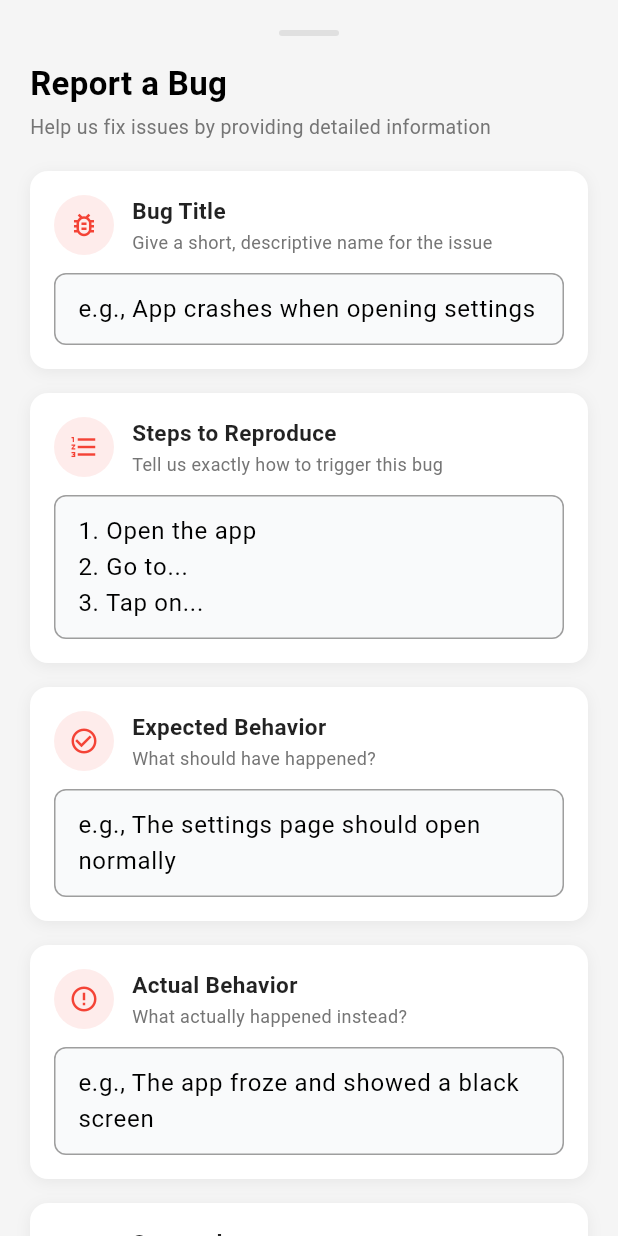
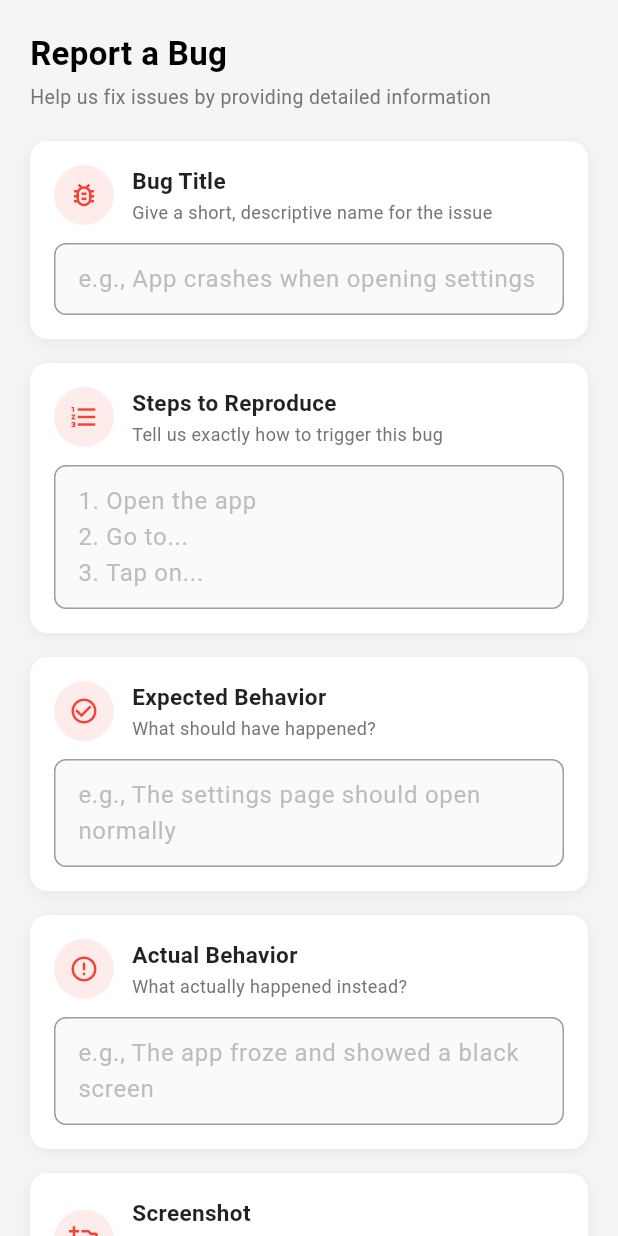
Before and after one commit to Aaronwzs/jsba_viewer_coach, a Flutter app: the BugReportForm widget shown alone on an empty page, opened directly with empty values, on a phone screen of 412 x 824 dp. Run offline on Flutter 3.47's test engine with Material 3 defaults, Android fonts, the phone set to English and light mode, and no system bars; our stand-ins replace auto_route, cached_network_image, cloud_firestore, device_info_plus, dio, firebase_auth and 8 more; accounts and stored records are empty.

Commit message:
fix: remove debug text, rename My Kids to My Players, convert feedback forms to full-screen pages with lighter hints

```diff
--- a/lib/app/view/parent/my_reports_page.dart
+++ b/lib/app/view/parent/my_reports_page.dart
@@ -113,7 +113,7 @@ class _MyReportsPageState extends State<MyReportsPage> {
         ],
         if (allKids.isNotEmpty) ...[
           const Text(
-            'My Kids',
+            'My Players',
             style: TextStyle(fontSize: 16, fontWeight: FontWeight.bold),
           ),
           const SizedBox(height: 8),
--- a/lib/app/view/shared/widgets/bug_report_form.dart
+++ b/lib/app/view/shared/widgets/bug_report_form.dart
@@ -117,17 +117,6 @@ class _BugReportFormState extends State<BugReportForm> {
           mainAxisSize: MainAxisSize.min,
           crossAxisAlignment: CrossAxisAlignment.start,
           children: [
-            Center(
-              child: Container(
-                width: 40,
-                height: 4,
-                decoration: BoxDecoration(
-                  color: Colors.grey[300],
-                  borderRadius: BorderRadius.circular(2),
-                ),
-              ),
-            ),
-            const SizedBox(height: 16),
             const Text(
               'Report a Bug',
               style: TextStyle(fontSize: 22, fontWeight: FontWeight.bold),
@@ -147,6 +136,7 @@ class _BugReportFormState extends State<BugReportForm> {
                 controller: _titleController,
                 decoration: InputDecoration(
                   hintText: 'e.g., App crashes when opening settings',
+                  hintStyle: TextStyle(color: Colors.grey[400]),
                   border: OutlineInputBorder(
                     borderRadius: BorderRadius.circular(8),
                   ),
@@ -173,6 +163,7 @@ class _BugReportFormState extends State<BugReportForm> {
                 maxLines: 3,
                 decoration: InputDecoration(
                   hintText: '1. Open the app\n2. Go to...\n3. Tap on...',
+                  hintStyle: TextStyle(color: Colors.grey[400]),
                   border: OutlineInputBorder(
                     borderRadius: BorderRadius.circular(8),
                   ),
@@ -200,6 +191,7 @@ class _BugReportFormState extends State<BugReportForm> {
                 maxLines: 2,
                 decoration: InputDecoration(
                   hintText: 'e.g., The settings page should open normally',
+                  hintStyle: TextStyle(color: Colors.grey[400]),
                   border: OutlineInputBorder(
                     borderRadius: BorderRadius.circular(8),
                   ),
@@ -227,6 +219,7 @@ class _BugReportFormState extends State<BugReportForm> {
                 maxLines: 2,
                 decoration: InputDecoration(
                   hintText: 'e.g., The app froze and showed a black screen',
+                  hintStyle: TextStyle(color: Colors.grey[400]),
                   border: OutlineInputBorder(
                     borderRadius: BorderRadius.circular(8),
                   ),
@@ -304,7 +297,7 @@ class _BugReportFormState extends State<BugReportForm> {
                             Text(
                               'Tap to add a screenshot',
                               style: TextStyle(
-                                color: Colors.grey[600],
+                                color: Colors.grey[500],
                                 fontSize: 13,
                               ),
                             ),
```
Also changed, not shown: lib/app/view/parent/court_bookings_page.dart (+0 -27 lines), lib/app/view/shared/feedback_report_page.dart (+68 -22 lines), lib/app/view/shared/widgets/feedback_form.dart (+2 -11 lines).
